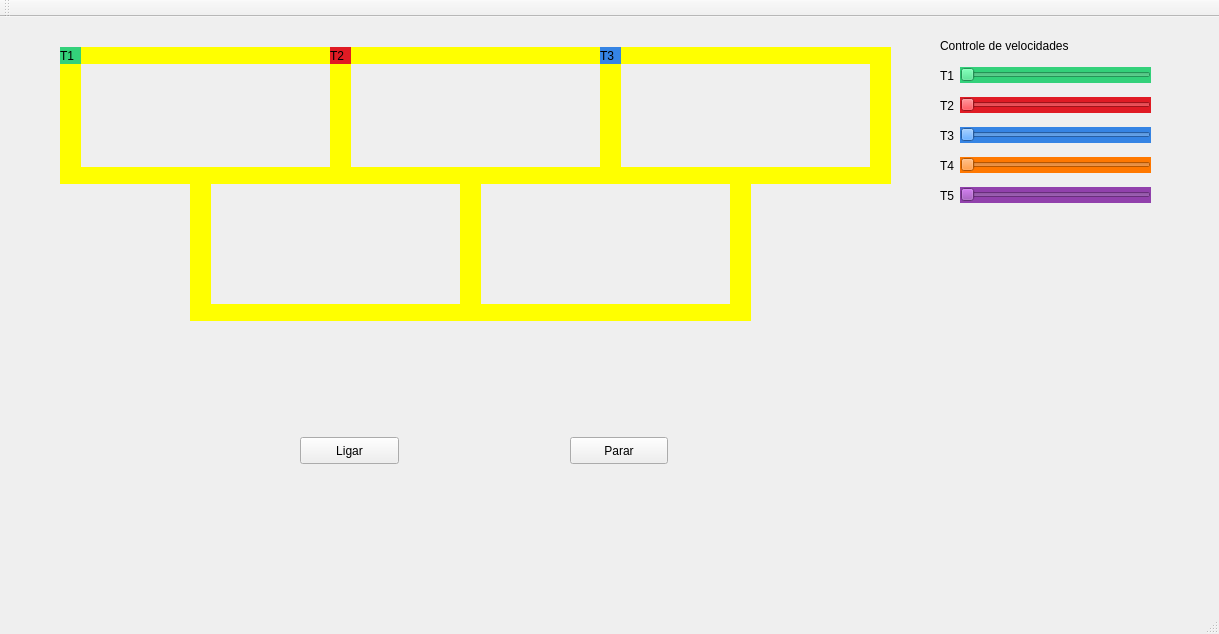
pedrolucas27/malha-ferroviaria, file mainwindow.ui: the form before one commit.
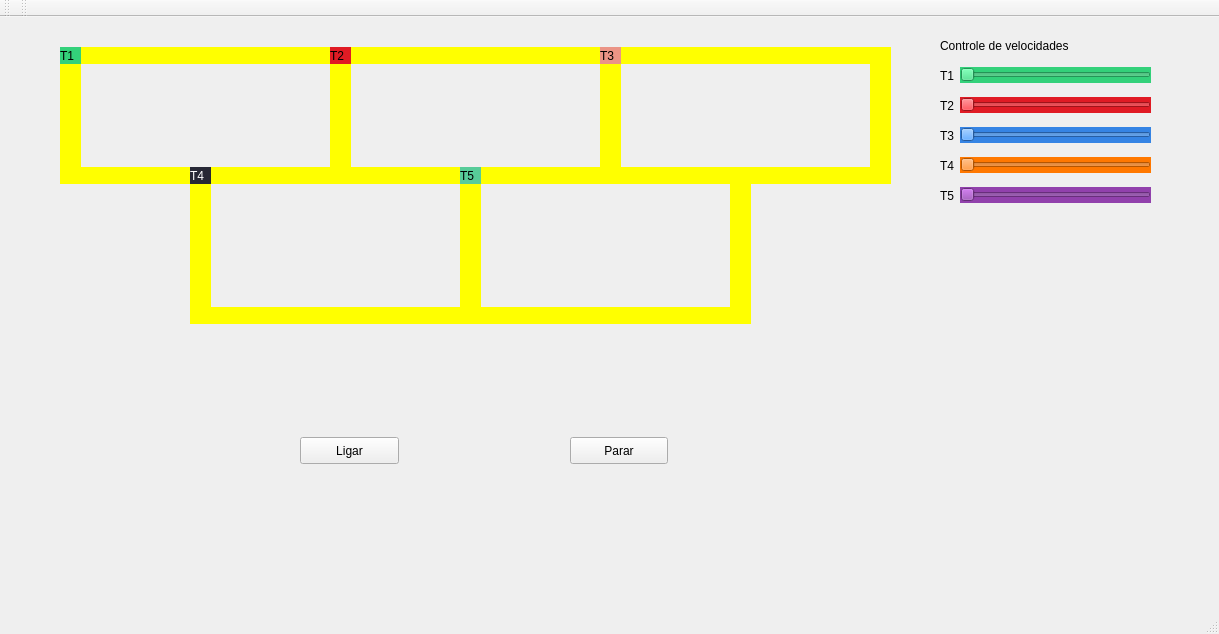
The form after the commit.

Commit message: trems 4 e 5

What changed in the file:
```diff
--- a/mainwindow.ui
+++ b/mainwindow.ui
@@ -210,7 +210,7 @@
      </rect>
     </property>
     <property name="styleSheet">
-     <string notr="true">background-color: rgb(53, 132, 228);</string>
+     <string notr="true">background-color: rgb(235,148,134);</string>
     </property>
     <property name="text">
      <string>T3</string>
@@ -226,7 +226,7 @@
      </rect>
     </property>
     <property name="autoFillBackground">
-     <bool>true</bool>
+     <bool>false</bool>
     </property>
     <property name="styleSheet">
      <string notr="true">QLabel { background: yellow}</string>
@@ -418,7 +418,7 @@
       <x>190</x>
       <y>167</y>
       <width>21</width>
-      <height>137</height>
+      <height>140</height>
      </rect>
     </property>
     <property name="styleSheet">
@@ -432,7 +432,7 @@
     <property name="geometry">
      <rect>
       <x>210</x>
-      <y>287</y>
+      <y>290</y>
       <width>250</width>
       <height>17</height>
      </rect>
@@ -450,7 +450,7 @@
       <x>460</x>
       <y>167</y>
       <width>21</width>
-      <height>137</height>
+      <height>140</height>
      </rect>
     </property>
     <property name="styleSheet">
@@ -466,7 +466,7 @@
       <x>730</x>
       <y>167</y>
       <width>21</width>
-      <height>137</height>
+      <height>140</height>
      </rect>
     </property>
     <property name="styleSheet">
@@ -480,7 +480,7 @@
     <property name="geometry">
      <rect>
       <x>480</x>
-      <y>287</y>
+      <y>290</y>
       <width>250</width>
       <height>17</height>
      </rect>
@@ -492,6 +492,41 @@
      <string/>
     </property>
    </widget>
+   <widget class="QLabel" name="label_trem4">
+    <property name="geometry">
+     <rect>
+      <x>190</x>
+      <y>150</y>
+      <width>21</width>
+      <height>17</height>
+     </rect>
+    </property>
+    <property name="styleSheet">
+     <string notr="true">background-color: rgb(39, 40, 53);
+color: #fff;</string>
+    </property>
+    <property name="text">
+     <string>T4</string>
+    </property>
+   </widget>
+   <widget class="QLabel" name="label_trem5">
+    <property name="geometry">
+     <rect>
+      <x>460</x>
+      <y>150</y>
+      <width>21</width>
+      <height>17</height>
+     </rect>
+    </property>
+    <property name="styleSheet">
+     <string notr="true">background-color: rgb(87, 204, 153);</string>
+    </property>
+    <property name="text">
+     <string>T5</string>
+    </property>
+   </widget>
+   <zorder>label_trilho5_2</zorder>
+   <zorder>label_trilho4_3</zorder>
    <zorder>label_trilho1</zorder>
    <zorder>label_trilho2</zorder>
    <zorder>label_trilho3</zorder>
@@ -505,8 +540,6 @@
    <zorder>label_trem2</zorder>
    <zorder>label_trilho5</zorder>
    <zorder>label_trem3</zorder>
-   <zorder>label_trilho5_2</zorder>
-   <zorder>label_trilho4_3</zorder>
    <zorder>horizontalSlider</zorder>
    <zorder>label</zorder>
    <zorder>horizontalSlider_2</zorder>
@@ -523,6 +556,8 @@
    <zorder>label_trilho4_5</zorder>
    <zorder>label_trilho4_6</zorder>
    <zorder>label_trilho2_4</zorder>
+   <zorder>label_trem4</zorder>
+   <zorder>label_trem5</zorder>
   </widget>
   <widget class="QMenuBar" name="menuBar">
    <property name="geometry">
@@ -530,7 +565,7 @@
      <x>0</x>
      <y>0</y>
      <width>1219</width>
-     <height>22</height>
+     <height>20</height>
     </rect>
    </property>
   </widget>
@@ -543,6 +578,17 @@
    </attribute>
   </widget>
   <widget class="QStatusBar" name="statusBar"/>
+  <widget class="QToolBar" name="toolBar">
+   <property name="windowTitle">
+    <string>toolBar</string>
+   </property>
+   <attribute name="toolBarArea">
+    <enum>TopToolBarArea</enum>
+   </attribute>
+   <attribute name="toolBarBreak">
+    <bool>false</bool>
+   </attribute>
+  </widget>
  </widget>
  <layoutdefault spacing="6" margin="11"/>
  <resources/>
```
The commit also changes 4 other files.
